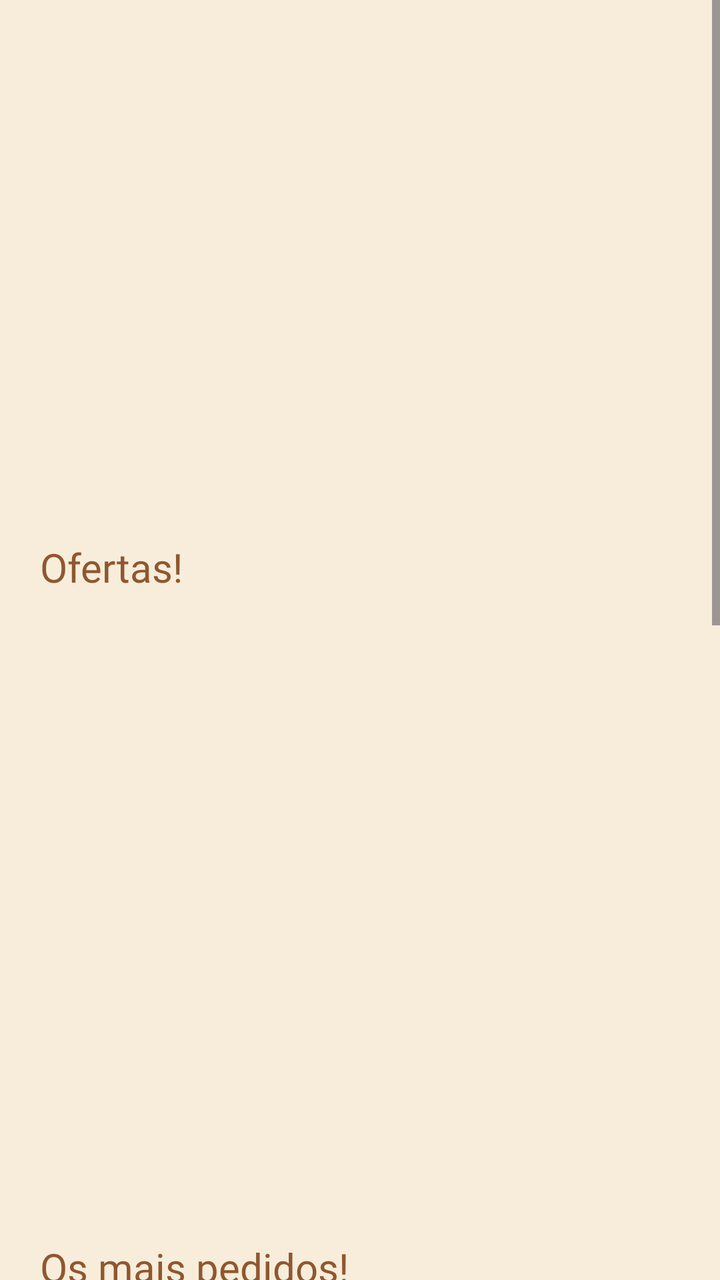
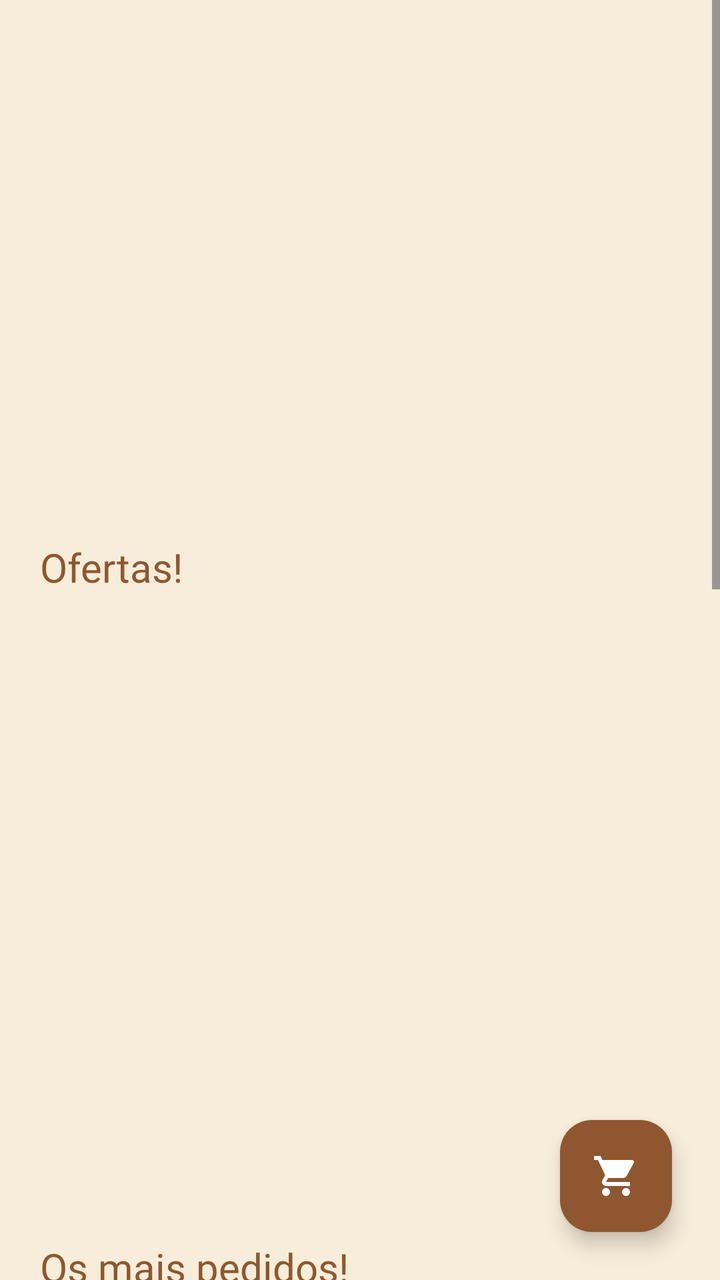

Compare the two renders of this Android layout. The source of the first and the diff that turns it into the second are given below.
<!-- AndroidManifest.xml: application theme Theme.VangustApp -->
<!-- res/layout/fragment_inicio.xml -->
<?xml version="1.0" encoding="utf-8"?>
<ScrollView xmlns:android="http://schemas.android.com/apk/res/android"
    xmlns:tools="http://schemas.android.com/tools"
    android:layout_width="match_parent"
    android:layout_height="match_parent"
    android:background="#F7EDDA"
    tools:context=".InicioFragment">

    

    <LinearLayout
        android:layout_width="match_parent"
        android:layout_height="match_parent"
        android:orientation="vertical">

        <androidx.viewpager2.widget.ViewPager2
            android:id="@+id/viewPagerCarrossel"
            android:layout_width="match_parent"
            android:layout_height="250dp"
            android:layout_marginTop="10dp" />

        <LinearLayout
            android:layout_width="match_parent"
            android:layout_height="330dp"
            android:layout_marginTop="10dp"
            android:layout_marginBottom="10dp"
            android:orientation="vertical">

            <TextView
                android:layout_width="wrap_content"
                android:layout_height="wrap_content"
                android:layout_marginLeft="20dp"
                android:fontFamily="@font/oswald_regular"
                android:text="Ofertas!"
                android:textColor="#8F572F"
                android:textSize="20sp" />

            <androidx.recyclerview.widget.RecyclerView
                android:id="@+id/idOfertas"
                android:layout_width="match_parent"
                android:layout_height="match_parent"
                android:layout_margin="10dp" />
        </LinearLayout>

        <LinearLayout
            android:layout_width="match_parent"
            android:layout_height="330dp"
            android:layout_marginTop="10dp"
            android:layout_marginBottom="10dp"
            android:orientation="vertical">

            <TextView
                android:layout_width="wrap_content"
                android:layout_height="wrap_content"
                android:layout_marginLeft="20dp"
                android:fontFamily="@font/oswald_regular"
                android:text="Os mais pedidos!"
                android:textColor="#8F572F"
                android:textSize="20sp" />

            <androidx.recyclerview.widget.RecyclerView
                android:id="@+id/idMaisPedidos"
                android:layout_width="match_parent"
                android:layout_height="match_parent"
                android:layout_margin="10dp" />
        </LinearLayout>

        <LinearLayout
            android:layout_width="match_parent"
            android:layout_height="330dp"
            android:layout_marginTop="10dp"
            android:layout_marginBottom="10dp"
            android:orientation="vertical">

            <TextView
                android:layout_width="wrap_content"
                android:layout_height="wrap_content"
                android:layout_marginLeft="20dp"
                android:fontFamily="@font/oswald_regular"
                android:text="Lançamentos!"
                android:textColor="#8F572F"
                android:textSize="20sp" />

            <androidx.recyclerview.widget.RecyclerView
                android:id="@+id/idLançamento"
                android:layout_width="match_parent"
                android:layout_height="match_parent"
                android:layout_margin="10dp" />
        </LinearLayout>

    </LinearLayout>


</ScrollView>
<!-- resources referenced by this layout -->
<resources>
  <style name="Theme.VangustApp" parent="Base.Theme.VangustApp" />
  <style name="Base.Theme.VangustApp" parent="Theme.Material3.DayNight.NoActionBar">
          
          
      </style>
</resources>

<!-- the commit's change to res/layout/fragment_inicio.xml (unified diff, before → after) -->
@@ -1,5 +1,6 @@
 <?xml version="1.0" encoding="utf-8"?>
-<ScrollView xmlns:android="http://schemas.android.com/apk/res/android"
+<FrameLayout xmlns:android="http://schemas.android.com/apk/res/android"
+    xmlns:app="http://schemas.android.com/apk/res-auto"
     xmlns:tools="http://schemas.android.com/tools"
     android:layout_width="match_parent"
     android:layout_height="match_parent"
@@ -7,88 +8,104 @@
     tools:context=".InicioFragment">
 
     
-
-    <LinearLayout
+    <ScrollView
         android:layout_width="match_parent"
-        android:layout_height="match_parent"
-        android:orientation="vertical">
-
-        <androidx.viewpager2.widget.ViewPager2
-            android:id="@+id/viewPagerCarrossel"
-            android:layout_width="match_parent"
-            android:layout_height="250dp"
-            android:layout_marginTop="10dp" />
+        android:layout_height="match_parent">
 
         <LinearLayout
             android:layout_width="match_parent"
-            android:layout_height="330dp"
-            android:layout_marginTop="10dp"
-            android:layout_marginBottom="10dp"
-            android:orientation="vertical">
+            android:layout_height="wrap_content"
+            android:orientation="vertical"
+            android:paddingBottom="80dp"> 
 
-            <TextView
-                android:layout_width="wrap_content"
-                android:layout_height="wrap_content"
-                android:layout_marginLeft="20dp"
-                android:fontFamily="@font/oswald_regular"
-                android:text="Ofertas!"
-                android:textColor="#8F572F"
-                android:textSize="20sp" />
+            <androidx.viewpager2.widget.ViewPager2
+                android:id="@+id/viewPagerCarrossel"
+                android:layout_width="match_parent"
+                android:layout_height="250dp"
+                android:layout_marginTop="10dp" />
 
-            <androidx.recyclerview.widget.RecyclerView
-                android:id="@+id/idOfertas"
+            <LinearLayout
                 android:layout_width="match_parent"
-                android:layout_height="match_parent"
-                android:layout_margin="10dp" />
+                android:layout_height="330dp"
+                android:layout_marginTop="10dp"
+                android:layout_marginBottom="10dp"
+                android:orientation="vertical">
+
+                <TextView
+                    android:layout_width="wrap_content"
+                    android:layout_height="wrap_content"
+                    android:layout_marginLeft="20dp"
+                    android:fontFamily="@font/oswald_regular"
+                    android:text="Ofertas!"
+                    android:textColor="#8F572F"
+                    android:textSize="20sp" />
+
+                <androidx.recyclerview.widget.RecyclerView
+                    android:id="@+id/idOfertas"
+                    android:layout_width="match_parent"
+                    android:layout_height="match_parent"
+                    android:layout_margin="10dp" />
+            </LinearLayout>
+
+            <LinearLayout
+                android:layout_width="match_parent"
+                android:layout_height="330dp"
+                android:layout_marginTop="10dp"
+                android:layout_marginBottom="10dp"
+                android:orientation="vertical">
+
+                <TextView
+                    android:layout_width="wrap_content"
+                    android:layout_height="wrap_content"
+                    android:layout_marginLeft="20dp"
+                    android:fontFamily="@font/oswald_regular"
+                    android:text="Os mais pedidos!"
+                    android:textColor="#8F572F"
+                    android:textSize="20sp" />
+
+                <androidx.recyclerview.widget.RecyclerView
+                    android:id="@+id/idMaisPedidos"
+                    android:layout_width="match_parent"
+                    android:layout_height="match_parent"
+                    android:layout_margin="10dp" />
+            </LinearLayout>
+
+            <LinearLayout
+                android:layout_width="match_parent"
+                android:layout_height="330dp"
+                android:layout_marginTop="10dp"
+                android:layout_marginBottom="10dp"
+                android:orientation="vertical">
+
+                <TextView
+                    android:layout_width="wrap_content"
+                    android:layout_height="wrap_content"
+                    android:layout_marginLeft="20dp"
+                    android:fontFamily="@font/oswald_regular"
+                    android:text="Lançamentos!"
+                    android:textColor="#8F572F"
+                    android:textSize="20sp" />
+
+                <androidx.recyclerview.widget.RecyclerView
+                    android:id="@+id/idLançamento"
+                    android:layout_width="match_parent"
+                    android:layout_height="match_parent"
+                    android:layout_margin="10dp" />
+            </LinearLayout>
+
         </LinearLayout>
+    </ScrollView>
 
-        <LinearLayout
-            android:layout_width="match_parent"
-            android:layout_height="330dp"
-            android:layout_marginTop="10dp"
-            android:layout_marginBottom="10dp"
-            android:orientation="vertical">
+    
+    <com.google.android.material.floatingactionbutton.FloatingActionButton
+        android:id="@+id/fabCarrinho"
+        android:layout_width="wrap_content"
+        android:layout_height="wrap_content"
+        android:layout_gravity="bottom|end"
+        android:layout_margin="24dp"
+        android:src="@drawable/baseline_shopping_cart"
+        android:backgroundTint="#8F572F"
+        app:tint="@android:color/white"
+        android:contentDescription="Abrir Carrinho" />
 
-            <TextView
-                android:layout_width="wrap_content"
-                android:layout_height="wrap_content"
-                android:layout_marginLeft="20dp"
-                android:fontFamily="@font/oswald_regular"
-                android:text="Os mais pedidos!"
-                android:textColor="#8F572F"
-                android:textSize="20sp" />
-
-            <androidx.recyclerview.widget.RecyclerView
-                android:id="@+id/idMaisPedidos"
-                android:layout_width="match_parent"
-                android:layout_height="match_parent"
-                android:layout_margin="10dp" />
-        </LinearLayout>
-
-        <LinearLayout
-            android:layout_width="match_parent"
-            android:layout_height="330dp"
-            android:layout_marginTop="10dp"
-            android:layout_marginBottom="10dp"
-            android:orientation="vertical">
-
-            <TextView
-                android:layout_width="wrap_content"
-                android:layout_height="wrap_content"
-                android:layout_marginLeft="20dp"
-                android:fontFamily="@font/oswald_regular"
-                android:text="Lançamentos!"
-                android:textColor="#8F572F"
-                android:textSize="20sp" />
-
-            <androidx.recyclerview.widget.RecyclerView
-                android:id="@+id/idLançamento"
-                android:layout_width="match_parent"
-                android:layout_height="match_parent"
-                android:layout_margin="10dp" />
-        </LinearLayout>
-
-    </LinearLayout>
-
-
-</ScrollView>
+</FrameLayout>
<!-- resource entries referenced after the edit -->
@@ -1,5 +1,11 @@
 <!-- resources referenced by this layout -->
 <resources>
+  <!-- drawable baseline_shopping_cart (drawable) -->
+  <vector xmlns:android="http://schemas.android.com/apk/res/android" android:height="24dp" android:tint="#000000" android:viewportHeight="24" android:viewportWidth="24" android:width="24dp">
+        
+      <path android:fillColor="@android:color/white" android:pathData="M7,18c-1.1,0 -1.99,0.9 -1.99,2S5.9,22 7,22s2,-0.9 2,-2 -0.9,-2 -2,-2zM1,2v2h2l3.6,7.59 -1.35,2.45c-0.16,0.28 -0.25,0.61 -0.25,0.96 0,1.1 0.9,2 2,2h12v-2L7.42,15c-0.14,0 -0.25,-0.11 -0.25,-0.25l0.03,-0.12 0.9,-1.63h7.45c0.75,0 1.41,-0.41 1.75,-1.03l3.58,-6.49c0.08,-0.14 0.12,-0.31 0.12,-0.48 0,-0.55 -0.45,-1 -1,-1L5.21,4l-0.94,-2L1,2zM17,18c-1.1,0 -1.99,0.9 -1.99,2s0.89,2 1.99,2 2,-0.9 2,-2 -0.9,-2 -2,-2z"/>
+      
+  </vector>
   <style name="Theme.VangustApp" parent="Base.Theme.VangustApp" />
   <style name="Base.Theme.VangustApp" parent="Theme.Material3.DayNight.NoActionBar">
           
